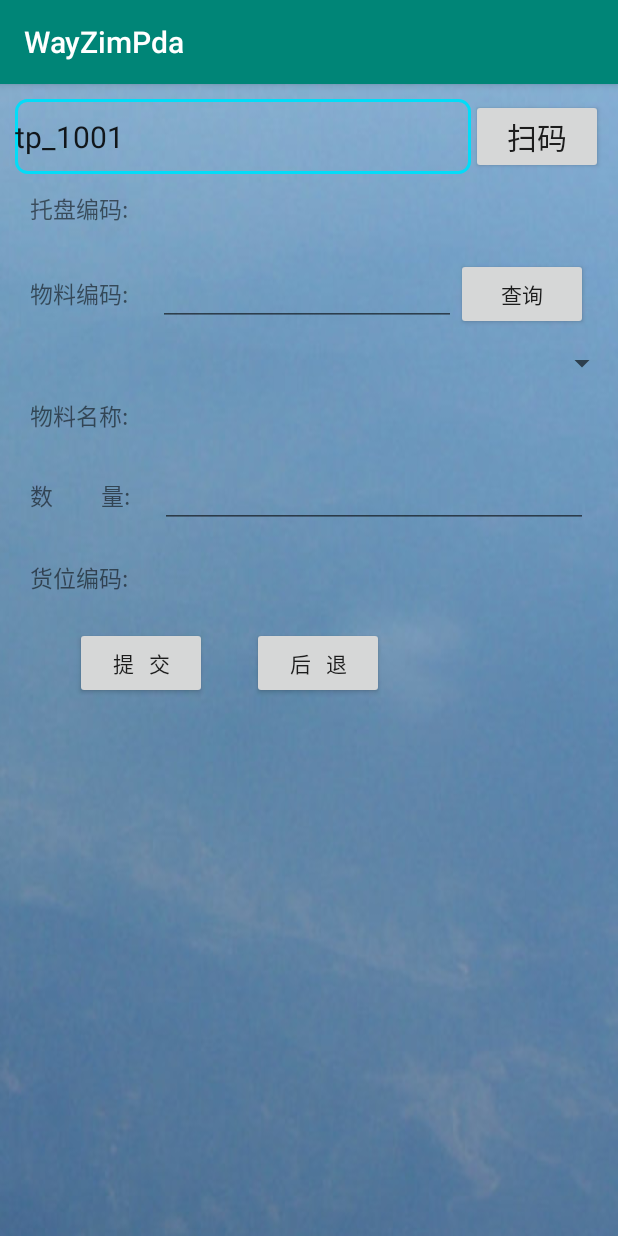
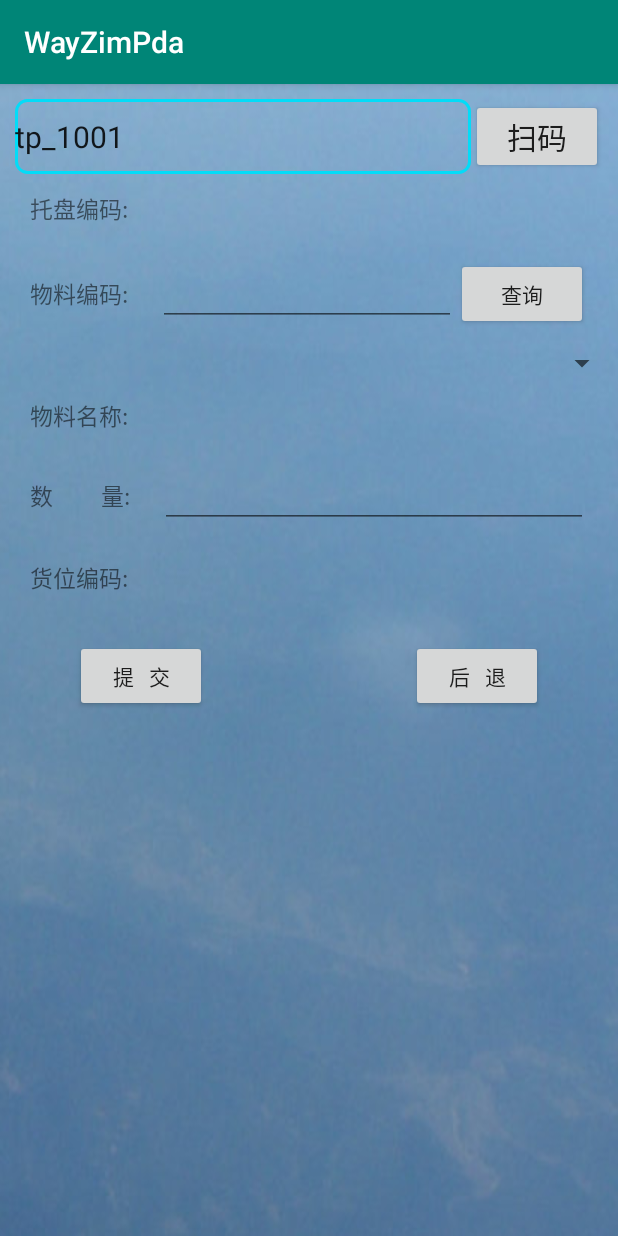
Before and after one commit to chuge9527/BrandPDAapp, an Android app: the Detail1Fragment screen opened directly, with no data from a screen before it, after a tap on "查询", on a phone screen of 412 x 824 dp. Run offline under Robolectric (Android 15) with nearby library versions, the phone set to English and light mode, and no system bars.

```diff
--- a/app/build.gradle
+++ b/app/build.gradle
@@ -17,6 +17,10 @@ android {
             proguardFiles getDefaultProguardFile('proguard-android-optimize.txt'), 'proguard-rules.pro'
         }
     }
+    lintOptions {
+        checkReleaseBuilds false
+        abortOnError false
+    }
 }
 
 dependencies {
--- a/app/src/main/java/com/wayzim/wayzimpda/Detail1Fragment.java
+++ b/app/src/main/java/com/wayzim/wayzimpda/Detail1Fragment.java
@@ -199,7 +199,7 @@ public class Detail1Fragment extends Fragment {
         String mname = materialNametext.getText().toString();
         String count =  counttext.getText().toString();
         String bincode= binCodetext.getText().toString();
-        String url2 = "http://192.168.1.104:8080/api/updateBin2MaterialByTrayCode";
+        String url2 = "http://192.168.1.103:8080/api/updateBin2MaterialByTrayCode";
         // traycode=tp_1001&materialCode=01.01.212-0104&amount=10&binCode=01A0010102
         String message1 = "?traycode="+tray+"&materialCode="+mcode+"&amount="+count+"&binode="+bincode;
         String url= url2+ message1;
@@ -257,7 +257,7 @@ public class Detail1Fragment extends Fragment {
     public void getMaterial2(String code) {
 
       //  String  mCodes = materialCode.getText().toString();
-        String url = "http://192.168.1.104:8080/api/getMaterialsByMaterialCode?materialCode="+code;
+        String url = "http://192.168.1.103:8080/api/getMaterialsByMaterialCode?materialCode="+code;
         try {
             OkHttpClient okHttpClient = new OkHttpClient();
             final Request request = new Request.Builder()
--- a/app/src/main/java/com/wayzim/wayzimpda/Instore1Activity.java
+++ b/app/src/main/java/com/wayzim/wayzimpda/Instore1Activity.java
@@ -147,7 +147,7 @@ public class Instore1Activity extends AppCompatActivity {
     public void getRequest(View view) {
 
         String  mCodes = materialCode.getText().toString();
-        String url = "http://192.168.1.104:8080/api/getMaterialsByMaterialCode?materialCode="+mCodes;
+        String url = "http://192.168.1.103:8080/api/getMaterialsByMaterialCode?materialCode="+mCodes;
         try {
             OkHttpClient okHttpClient = new OkHttpClient();
             final Request request = new Request.Builder()
@@ -225,7 +225,7 @@ public class Instore1Activity extends AppCompatActivity {
 
     //提交
     public void submitData(View view) {
-        String url2 = "http://192.168.1.104:8080/api/pdaStockInWithOrderCode";
+        String url2 = "http://192.168.1.103:8080/api/pdaStockInWithOrderCode";
 
         String good = spinner1.getSelectedItem().toString();//获取选中的值
         String[] goodSP = good.split(":");//编码和名称
--- a/app/src/main/java/com/wayzim/wayzimpda/Outstore1Activity.java
+++ b/app/src/main/java/com/wayzim/wayzimpda/Outstore1Activity.java
@@ -61,7 +61,7 @@ public class Outstore1Activity extends AppCompatActivity {
     public void getOutMaterial(View view) {
 
         String mCodes = taryCodeTX.getText().toString();
-        String url = "http://192.168.1.104:8080/api/getBin2MaterialByTrayCode?trayCode=" + mCodes;
+        String url = "http://192.168.1.103:8080/api/getBin2MaterialByTrayCode?trayCode=" + mCodes;
         try {
             OkHttpClient okHttpClient = new OkHttpClient();
             final Request request = new Request.Builder()
--- a/app/src/main/res/layout/activity_instore1.xml
+++ b/app/src/main/res/layout/activity_instore1.xml
@@ -132,7 +132,7 @@
             android:layout_height="wrap_content"
             android:layout_alignParentLeft="true"
             android:text="提交"
-            android:textSize="26sp"
+            android:textSize="20sp"
             android:onClick="submitData"/>
         <Button
             android:id="@+id/btn_exit"
@@ -140,7 +140,7 @@
             android:layout_height="wrap_content"
             android:layout_alignParentRight="true"
             android:text="后退"
-            android:textSize="26sp"/>
+            android:textSize="20sp"/>
     </RelativeLayout>
 
 
--- a/app/src/main/res/layout/fragment_detail1.xml
+++ b/app/src/main/res/layout/fragment_detail1.xml
@@ -123,28 +123,27 @@
             android:textSize="15sp"
             android:id="@+id/binCodeTX"/>
     </LinearLayout>
-    <LinearLayout
+    <RelativeLayout
+        android:id="@+id/layout05"
         android:layout_width="match_parent"
         android:layout_height="wrap_content"
-        android:orientation="horizontal"
-        android:layout_marginLeft="10dp"
-        android:layout_marginTop="1dp"
-        android:layout_marginRight="10dp"
-        android:padding="10dp">
+        android:layout_marginTop="20dp"
+        android:layout_marginLeft="20dp"
+        android:layout_marginRight="20dp">
     <Button
         android:id="@+id/btn_submit1"
         android:layout_width="wrap_content"
         android:layout_height="wrap_content"
-
+        android:layout_alignParentLeft="true"
         android:layout_marginLeft="30dp"
         android:text="提   交"/>
      <Button
          android:id="@+id/btn_exit"
          android:layout_width="wrap_content"
          android:layout_height="wrap_content"
-
-         android:layout_marginLeft="30dp"
+         android:layout_alignParentRight="true"
+         android:layout_marginRight="30dp"
          android:text="后   退"/>
-    </LinearLayout>
+    </RelativeLayout>
 
 </LinearLayout>
--- a/build.gradle
+++ b/build.gradle
@@ -19,6 +19,9 @@ allprojects {
         google()
         jcenter()
 
+        mavenCentral()
+        mavenLocal()
+
     }
 }
 
```
Also changed, not shown: 2 other files.
